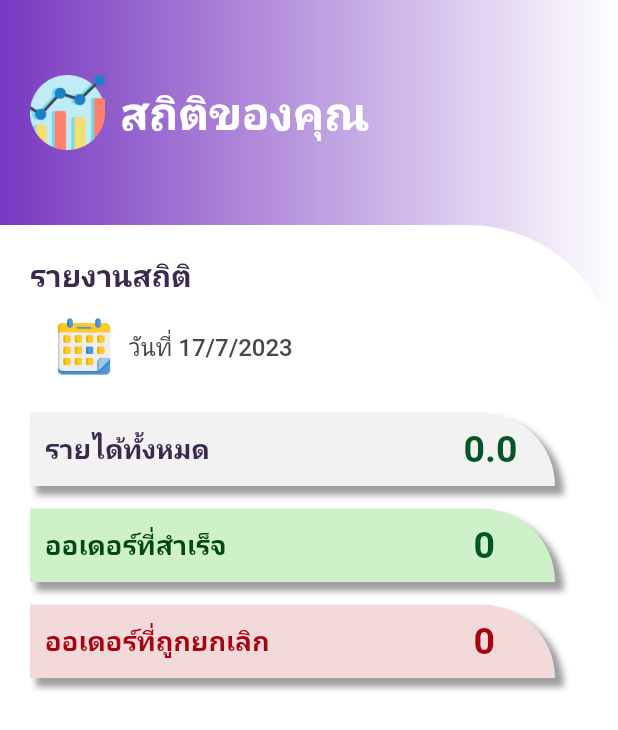
After one commit to Namfon3003/riderApp, a Flutter app: the Income screen opened directly, after a tap on "สถิติ", on a phone screen of 412 x 824 dp. The commit adds this screen. Shown: the top 730 px of the screen. Run offline on Flutter 3.47's test engine with Material 2 defaults, Android fonts, the phone set to English and light mode, and no system bars; our stand-ins replace camera, cloud_firestore, firebase_auth, firebase_core, firebase_storage, flutter_easyloading and 7 more; missing offline and left inert: gradients; accounts and stored records are empty.

Commit message:
updateล่าสุด

```diff
--- a/lib/screens/incomeRider.dart
+++ b/lib/screens/incomeRider.dart
@@ -8,6 +8,7 @@ import 'package:http/http.dart' as http;
 import 'package:riderapp/models/transaction_model.dart';
 import 'package:riderapp/models/wallet_model.dart';
 import 'package:riderapp/screens/home.dart';
+import 'package:riderapp/screens/statistics.dart';
 
 import '../component/dropdownWidgetQ.dart';
 
@@ -226,22 +227,25 @@ class _IncomeState extends State<Income> {
             ),
             Positioned(
               top: 360,
-              left: 150,
-              child: MaterialButton(
+              left: 100,
+              child: Row(
+                children: [
+                  MaterialButton(
                     onPressed: () {
                       _showMyDialog();
                     },
-                child: Column(
+                    child: const Column(
                       crossAxisAlignment: CrossAxisAlignment.center,
                       children: [
                         Image(
                             width: 50,
                             height: 50,
-                        image: AssetImage("assets/images/money-transfer.png")),
+                            image:
+                                AssetImage("assets/images/money-transfer.png")),
                         SizedBox(
                           height: 5,
                         ),
-                    Text("Bank Transfer",
+                        Text("ถอนเงิน",
                             style: TextStyle(
                               color: Color.fromARGB(255, 57, 97, 109),
                               // fontWeight: FontWeight.bold,
@@ -253,12 +257,47 @@ class _IncomeState extends State<Income> {
                       ],
                     ),
                   ),
+                  const SizedBox(
+                    width: 20,
+                  ),
+                  MaterialButton(
+                    onPressed: () {
+                      Navigator.push(
+                          context,
+                          MaterialPageRoute(
+                              builder: (context) => Statistics()));
+                    },
+                    child: Column(
+                      crossAxisAlignment: CrossAxisAlignment.center,
+                      children: [
+                        Image(
+                            width: 50,
+                            height: 50,
+                            image: AssetImage("assets/images/graph.png")),
+                        SizedBox(
+                          height: 5,
+                        ),
+                        Text("สถิติ",
+                            style: TextStyle(
+                              color: Color.fromARGB(255, 57, 97, 109),
+                              // fontWeight: FontWeight.bold,
+                              fontSize: 15,
+                            )),
+                        // Divider(
+                        //   color: Colors.black,
+                        // ),
+                      ],
+                    ),
+                  ),
+                ],
+              ),
             ),
             Positioned(
               top: 185,
               right: 0,
               child: Container(
-                padding: EdgeInsets.symmetric(vertical: 10, horizontal: 25),
+                padding:
+                    const EdgeInsets.symmetric(vertical: 10, horizontal: 25),
                 width: MediaQuery.of(context).size.width * 0.85,
                 height: 145,
                 decoration: BoxDecoration(
--- /dev/null
+++ b/lib/screens/statistics.dart
@@ -0,0 +1,397 @@
+import 'dart:math';
+
+import 'package:flutter/material.dart';
+import 'package:hive_flutter/adapters.dart';
+import 'package:http/http.dart' as http;
+import 'package:intl/intl.dart';
+import '../models/Order_models.dart';
+import '../models/api.dart';
+import '../models/transaction_model.dart';
+import '../models/wallet_model.dart';
+
+class Statistics extends StatefulWidget {
+  const Statistics({super.key});
+
+  @override
+  State<Statistics> createState() => _StatisticsState();
+}
+
+class _StatisticsState extends State<Statistics> {
+  List<TransactionRider> transactionRider = [];
+  Wallet riderWallet = Wallet(walletID: "", riderID: "", balance: 0);
+  double totalIncomeAmount = 0;
+  double totalWithdrawnAmount = 0;
+  List<OrderModel> listOrder = [];
+  DateTime date = DateTime.now();
+
+  int countError = 0;
+  int countCom = 0;
+
+  OrderModel order = OrderModel(
+      orderID: "",
+      addressID: " ",
+      payID: " ",
+      cartID: " ",
+      storeID: "",
+      riderID: " ",
+      date: " ",
+      time: " ",
+      status: 0,
+      userID: " ");
+
+  @override
+  void initState() {
+    getData();
+    getOrder();
+    super.initState();
+  }
+
+  @override
+  Widget build(BuildContext context) {
+    return SafeArea(
+      child: Scaffold(
+        body: Container(
+          width: double.infinity,
+          height: double.infinity,
+          decoration: BoxDecoration(
+            gradient: LinearGradient(
+                colors: [Color.fromARGB(255, 120, 56, 192), Colors.white]),
+          ),
+          child: Column(
+            children: [
+              SizedBox(
+                height: 50,
+              ),
+              Padding(
+                padding: const EdgeInsets.only(left: 20, right: 20),
+                child: Row(
+                  //mainAxisAlignment: MainAxisAlignment.spaceBetween,
+                  children: [
+                    Image(
+                        width: 50,
+                        height: 50,
+                        image: AssetImage("assets/images/graph.png")),
+                    SizedBox(
+                      width: 10,
+                    ),
+                    Text(
+                      "สถิติของคุณ",
+                      style: TextStyle(
+                          color: Colors.white,
+                          fontSize: 30,
+                          fontWeight: FontWeight.bold),
+                    ),
+                  ],
+                ),
+              ),
+              SizedBox(
+                height: 50,
+              ),
+              Container(
+                  width: double.infinity,
+                  height: 735,
+                  // color: Colors.white,
+                  decoration: BoxDecoration(
+                      color: Colors.white,
+                      borderRadius: BorderRadius.only(
+                        topRight: Radius.circular(100),
+                      )),
+                  child: Padding(
+                    padding: const EdgeInsets.all(20),
+                    child: Column(
+                      crossAxisAlignment: CrossAxisAlignment.start,
+                      children: [
+                        Row(
+                          children: [
+                            Text(
+                              "รายงานสถิติ",
+                              style: TextStyle(
+                                fontSize: 20,
+                                fontWeight: FontWeight.bold,
+                                color: Color.fromARGB(255, 59, 42, 78),
+                              ),
+                            ),
+                          ],
+                        ),
+                        SizedBox(
+                          height: 10,
+                        ),
+                        MaterialButton(
+                          onPressed: () async {
+                            DateTime? newDate = await showDatePicker(
+                                context: context,
+                                initialDate: date,
+                                firstDate: DateTime(2000),
+                                lastDate: DateTime(2100));
+
+                            if (newDate == null) return;
+                            setState(() {
+                              date = newDate;
+                            });
+                            getData();
+                            getOrder();
+                          },
+                          child: Row(
+                            children: [
+                              Image(
+                                  width: 40,
+                                  height: 40,
+                                  image:
+                                      AssetImage("assets/images/calendar.png")),
+                              SizedBox(
+                                width: 10,
+                              ),
+                              Text(
+                                'วันที่ ${date.day}/${date.month}/${date.year}',
+                                style: TextStyle(
+                                  color: Color.fromARGB(255, 73, 72, 73),
+                                  fontSize: 16,
+                                ),
+                              ),
+                            ],
+                          ),
+                        ),
+                        SizedBox(
+                          height: 20,
+                        ),
+                        Container(
+                          width: 350,
+                          decoration: BoxDecoration(
+                              color: Color.fromARGB(255, 243, 242, 242),
+                              boxShadow: [
+                                BoxShadow(
+                                  color: Colors.grey,
+                                  blurRadius: 3.0, // soften the shadow
+                                  spreadRadius: 1.0, //extend the shadow
+                                  offset: Offset(
+                                    5.0, // Move to right 5  horizontally
+                                    5.0, // Move to bottom 5 Vertically
+                                  ),
+                                )
+                              ],
+                              borderRadius: BorderRadius.only(
+                                topRight: Radius.circular(100),
+                              )),
+                          child: Padding(
+                            padding: const EdgeInsets.all(10),
+                            child: Column(
+                              children: [
+                                Row(
+                                  children: [
+                                    Text(
+                                      "รายได้ทั้งหมด",
+                                      style: TextStyle(
+                                        fontSize: 18,
+                                        fontWeight: FontWeight.bold,
+                                        color: Color.fromARGB(255, 59, 42, 78),
+                                      ),
+                                    ),
+                                    Spacer(),
+                                    Text(
+                                      totalIncomeAmount.toString(),
+                                      style: TextStyle(
+                                        fontSize: 25,
+                                        fontWeight: FontWeight.bold,
+                                        color: Color.fromARGB(255, 5, 85, 38),
+                                      ),
+                                    ),
+                                    SizedBox(
+                                      width: 15,
+                                    )
+                                  ],
+                                )
+                              ],
+                            ),
+                          ),
+                        ),
+                        SizedBox(
+                          height: 15,
+                        ),
+                        Container(
+                          width: 350,
+                          decoration: BoxDecoration(
+                              color: Color.fromARGB(255, 207, 241, 202),
+                              boxShadow: [
+                                BoxShadow(
+                                  color: Colors.grey,
+                                  blurRadius: 3.0, // soften the shadow
+                                  spreadRadius: 1.0, //extend the shadow
+                                  offset: Offset(
+                                    5.0, // Move to right 5  horizontally
+                                    5.0, // Move to bottom 5 Vertically
+                                  ),
+                                )
+                              ],
+                              borderRadius: BorderRadius.only(
+                                topRight: Radius.circular(100),
+                              )),
+                          child: Padding(
+                            padding: const EdgeInsets.all(10),
+                            child: Column(
+                              children: [
+                                Row(
+                                  children: [
+                                    Text(
+                                      "ออเดอร์ที่สำเร็จ",
+                                      style: TextStyle(
+                                        fontSize: 18,
+                                        fontWeight: FontWeight.bold,
+                                        color: Color.fromARGB(255, 3, 71, 20),
+                                      ),
+                                    ),
+                                    Spacer(),
+                                    Text(
+                                      countCom.toString(),
+                                      style: TextStyle(
+                                        fontSize: 25,
+                                        fontWeight: FontWeight.bold,
+                                        color: Color.fromARGB(255, 5, 85, 38),
+                                      ),
+                                    ),
+                                    SizedBox(
+                                      width: 30,
+                                    )
+                                  ],
+                                )
+                              ],
+                            ),
+                          ),
+                        ),
+                        SizedBox(
+                          height: 15,
+                        ),
+                        Container(
+                          width: 350,
+                          decoration: BoxDecoration(
+                              color: Color.fromARGB(255, 243, 218, 218),
+                              boxShadow: [
+                                BoxShadow(
+                                  color: Colors.grey,
+                                  blurRadius: 3.0, // soften the shadow
+                                  spreadRadius: 1.0, //extend the shadow
+                                  offset: Offset(
+                                    5.0, // Move to right 5  horizontally
+                                    5.0, // Move to bottom 5 Vertically
+                                  ),
+                                )
+                              ],
+                              borderRadius: BorderRadius.only(
+                                topRight: Radius.circular(100),
+                              )),
+                          child: Padding(
+                            padding: const EdgeInsets.all(10),
+                            child: Column(
+                              children: [
+                                Row(
+                                  children: [
+                                    Text(
+                                      "ออเดอร์ที่ถูกยกเลิก",
+                                      style: TextStyle(
+                                        fontSize: 18,
+                                        fontWeight: FontWeight.bold,
+                                        color: Color.fromARGB(255, 167, 3, 16),
+                                      ),
+                                    ),
+                                    Spacer(),
+                                    Text(
+                                      countError.toString(),
+                                      style: TextStyle(
+                                        fontSize: 25,
+                                        fontWeight: FontWeight.bold,
+                                        color: Color.fromARGB(255, 167, 3, 16),
+                                      ),
+                                    ),
+                                    SizedBox(
+                                      width: 30,
+                                    )
+                                  ],
+                                )
+                              ],
+                            ),
+                          ),
+                        ),
+                      ],
+                    ),
+                  ))
+            ],
+          ),
+        ),
+      ),
+    );
+  }
+
+  String path = Api().path;
+  getData() async {
+    await Hive.openBox('id');
+    var idRider = await Hive.box('id');
+    String riderID = idRider.get(0);
+
+    var url = Uri.parse("$path/WalletRider/Search?keyword=$riderID");
+    var response = await http.get(url);
+    List<Wallet> listRiderWallet = walletFromJson(response.body);
+    riderWallet = listRiderWallet[0];
+
+    var url2 = Uri.parse(
+        "$path/TransactionRider/Search?keyword=${riderWallet.walletID}");
+    var response2 = await http.get(url2);
+    transactionRider = transactionRiderFromJson(response2.body);
+
+    totalWithdrawnAmount = 0;
+    totalIncomeAmount = 0;
+    DateFormat formatter = DateFormat('MM/dd/yyyy');
+    String dateCheck = formatter.format(date);
+    for (var t in transactionRider) {
+      if (dateCheck == t.Date.split(" ")[0]) {
+        if (t.Trans_Name == "เงินเข้า") {
+          totalIncomeAmount += t.Amount;
+        }
+      }
+    }
+
+    setState(() {
+      riderWallet;
+      transactionRider;
+      totalWithdrawnAmount;
+      totalIncomeAmount;
+    });
+  }
+
+  getOrder() async {
+    await Hive.openBox('id');
+    var idRider = await Hive.box('id');
+    String riderID2 = idRider.get(0);
+    var url = Uri.parse(path + "/Order");
+
+    var response = await http.get(url);
+    List<OrderModel> listOrderTemp = orderModelFromJson(response.body);
+
+    countError = 0;
+    countCom = 0;
+    DateFormat formatter = DateFormat('MM/dd/yyyy');
+    String dateCheck = formatter.format(date);
+    print(dateCheck);
+    for (var item in listOrderTemp) {
+      // ignore: unrelated_type_equality_checks
+      if (item.riderID == riderID2 && item.riderID != "") {
+        var newDate = item.date.split(" ")[0].split("/");
+        String tDate = newDate[0] +
+            "/" +
+            newDate[1] +
+            "/" +
+            (int.parse(newDate[2]) - 543).toString();
+        if (item.date.split(" ")[0] == dateCheck || tDate == dateCheck) {
+          if (item.status == 4) {
+            countError++;
+          } else if (item.status == 3) {
+            countCom++;
+          }
+        }
+      }
+    }
+
+    setState(() {
+      countError;
+      countCom;
+    });
+  }
+}
```
Also changed, not shown: assets/images/calendar.png (added), assets/images/graph.png (added). Lines whose indentation alone changed are shown as unchanged.
